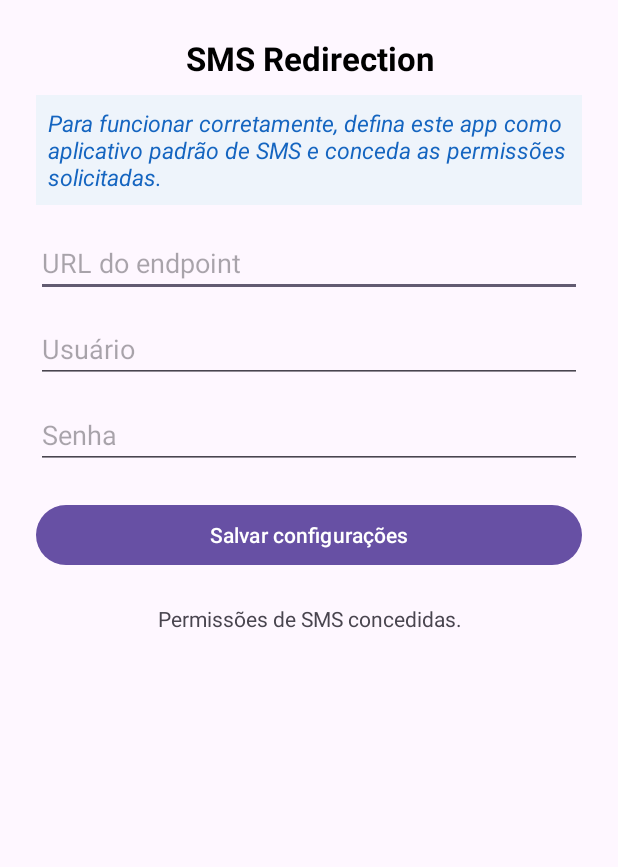
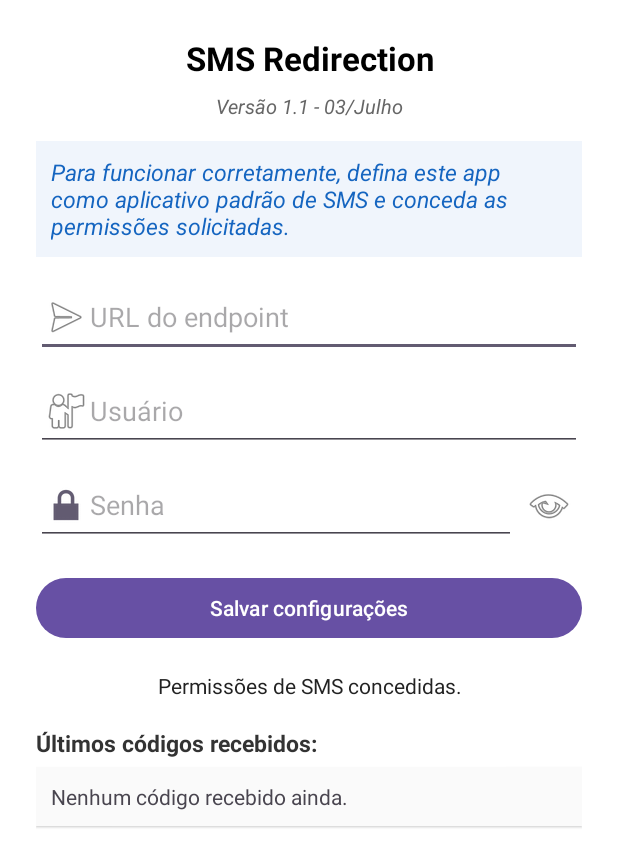
Before and after one commit to yuriishibashi/sms_forwarder, an Android app: the screen it shows after launch (MainActivity), on a phone screen of 412 x 824 dp. Shown: the top 867 px of the screen. Run offline under Robolectric (Android 15) with nearby library versions, the phone set to English and light mode, and no system bars; 6 statements that could not run were skipped.

Commit message:
fix_refine_code

```diff
--- a/app/src/main/java/com/example/smsforwarder/MainActivity.kt
+++ b/app/src/main/java/com/example/smsforwarder/MainActivity.kt
@@ -1,12 +1,15 @@
 package com.example.smsforwarder
 
 import android.Manifest
+import android.annotation.SuppressLint
 import android.app.role.RoleManager
 import android.content.Context
 import android.content.Intent
 import android.content.pm.PackageManager
 import android.os.Build
 import android.os.Bundle
+import android.os.Handler
+import android.os.Looper
 import android.provider.Telephony
 import android.widget.*
 import androidx.activity.result.contract.ActivityResultContracts
@@ -24,12 +27,19 @@ class MainActivity : AppCompatActivity() {
     private lateinit var tvSmsInfo: TextView
     private lateinit var prefs: PreferencesHelper
 
+    private val handler = Handler(Looper.getMainLooper())
+    private val historyRunnable = object : Runnable {
+        override fun run() {
+            showHistory()
+            handler.postDelayed(this, 1000)
+        }
+    }
+
     override fun onCreate(savedInstanceState: Bundle?) {
         super.onCreate(savedInstanceState)
         setContentView(R.layout.activity_main)
 
         prefs = PreferencesHelper(this)
-
         etEndpointUrl = findViewById(R.id.etEndpointUrl)
         etLogin = findViewById(R.id.etLogin)
         etPassword = findViewById(R.id.etPassword)
@@ -48,37 +58,70 @@ class MainActivity : AppCompatActivity() {
             tvStatus.text = "Configurações salvas com sucesso!"
         }
 
-        // Solicita permissões BÁSICAS de SMS
+        val etPassword = findViewById<EditText>(R.id.etPassword)
+        val btnShowPassword = findViewById<ImageButton>(R.id.btnShowPassword)
+        var isPasswordVisible = false
+        btnShowPassword.setOnClickListener {
+            isPasswordVisible = !isPasswordVisible
+            if (isPasswordVisible) {
+                etPassword.inputType = android.text.InputType.TYPE_CLASS_TEXT or android.text.InputType.TYPE_TEXT_VARIATION_VISIBLE_PASSWORD
+                btnShowPassword.setImageResource(android.R.drawable.ic_menu_close_clear_cancel)
+            } else {
+                etPassword.inputType = android.text.InputType.TYPE_CLASS_TEXT or android.text.InputType.TYPE_TEXT_VARIATION_PASSWORD
+                btnShowPassword.setImageResource(android.R.drawable.ic_menu_view)
+            }
+            etPassword.setSelection(etPassword.text.length) // mantém cursor ao final
+        }
+
+
         checkAndRequestSmsPermissions()
-        // Solicita permissão de NOTIFICAÇÃO
         checkAndRequestNotificationPermission()
-        // Solicita para ser o app padrão de SMS
         requestDefaultSmsApp()
-        updateSmsInfoMessage() // <--- Importante!
+        updateSmsInfoMessage()
     }
 
     override fun onResume() {
         super.onResume()
         updateSmsInfoMessage()
+        handler.post(historyRunnable)
+    }
+
+    override fun onPause() {
+        super.onPause()
+        handler.removeCallbacks(historyRunnable)
+    }
+
+    private fun showHistory() {
+        val historyBox = findViewById<LinearLayout>(R.id.historyBox)
+        historyBox.removeAllViews()
+        val historyList = prefs.getSmsHistory()
+        if (historyList.isEmpty()) {
+            historyBox.addView(TextView(this).apply { text = "Nenhum código recebido ainda." })
+        } else {
+            for (item in historyList) {
+                historyBox.addView(TextView(this).apply {
+                    text = item
+                    textSize = 16f
+                    setPadding(6, 4, 6, 4)
+                    setTextColor(android.graphics.Color.parseColor("#37474F"))
+                })
+            }
+        }
     }
 
     // Exibe o alerta fixo para o usuário
     private fun updateSmsInfoMessage() {
-        if (isDefaultSmsApp() && hasAllSmsPermissions()) {
-            tvSmsInfo.text = "Este app está pronto para capturar automaticamente qualquer SMS recebido e encaminhá-lo ao endpoint configurado."
+        tvSmsInfo.text = if (isDefaultSmsApp() && hasAllSmsPermissions()) {
+            "Este app está pronto para capturar automaticamente qualquer SMS recebido e encaminhá-lo ao endpoint configurado."
         } else {
-            tvSmsInfo.text = "Para funcionar corretamente, defina este app como aplicativo padrão de SMS e conceda as permissões solicitadas."
+            "Para funcionar corretamente, defina este app como aplicativo padrão de SMS e conceda as permissões solicitadas."
         }
     }
 
-    private fun isDefaultSmsApp(): Boolean {
-        return if (Build.VERSION.SDK_INT >= Build.VERSION_CODES.KITKAT) {
-            val defaultSmsPackage = Telephony.Sms.getDefaultSmsPackage(this)
-            packageName == defaultSmsPackage
-        } else {
-            true // Em Android <4.4 não existe app padrão de SMS
-        }
-    }
+    private fun isDefaultSmsApp(): Boolean =
+        if (Build.VERSION.SDK_INT >= Build.VERSION_CODES.KITKAT) {
+            Telephony.Sms.getDefaultSmsPackage(this) == packageName
+        } else true
 
     private fun hasAllSmsPermissions(): Boolean {
         val permissions = arrayOf(
@@ -86,12 +129,9 @@ class MainActivity : AppCompatActivity() {
             Manifest.permission.READ_SMS,
             Manifest.permission.SEND_SMS
         )
-        return permissions.all {
-            ContextCompat.checkSelfPermission(this, it) == PackageManager.PERMISSION_GRANTED
-        }
+        return permissions.all { ContextCompat.checkSelfPermission(this, it) == PackageManager.PERMISSION_GRANTED }
     }
 
-    // Permissões SMS:
     private fun checkAndRequestSmsPermissions() {
         val permissions = arrayOf(
             Manifest.permission.RECEIVE_SMS,
@@ -110,42 +150,26 @@ class MainActivity : AppCompatActivity() {
 
     private val requestPermissionsLauncher =
         registerForActivityResult(ActivityResultContracts.RequestMultiplePermissions()) { result ->
-            val granted = result.all { it.value }
-            if (granted) {
-                tvStatus.text = "Permissões de SMS concedidas."
+            tvStatus.text = if (result.all { it.value }) {
+                "Permissões de SMS concedidas."
             } else {
-                tvStatus.text = "Permissões de SMS negadas."
+                "Permissões de SMS negadas."
             }
         }
 
-    // Permissão de notificação:
     private fun checkAndRequestNotificationPermission() {
-        if (Build.VERSION.SDK_INT >= Build.VERSION_CODES.TIRAMISU) {
-            if (ContextCompat.checkSelfPermission(
-                    this,
-                    Manifest.permission.POST_NOTIFICATIONS
-                ) != PackageManager.PERMISSION_GRANTED
+        if (Build.VERSION.SDK_INT >= Build.VERSION_CODES.TIRAMISU &&
+            ContextCompat.checkSelfPermission(this, Manifest.permission.POST_NOTIFICATIONS) != PackageManager.PERMISSION_GRANTED
         ) {
             requestPermissions(arrayOf(Manifest.permission.POST_NOTIFICATIONS), 230)
         }
     }
-    }
 
-    // Solicita ser app padrão de SMS:
     private fun requestDefaultSmsApp() {
-        if (Build.VERSION.SDK_INT >= Build.VERSION_CODES.Q) {
         val roleManager = getSystemService(Context.ROLE_SERVICE) as RoleManager
         if (!roleManager.isRoleHeld(RoleManager.ROLE_SMS)) {
             val intent = roleManager.createRequestRoleIntent(RoleManager.ROLE_SMS)
             startActivityForResult(intent, 1001)
         }
-        } else {
-            val defaultSmsPackage = Telephony.Sms.getDefaultSmsPackage(this)
-            if (defaultSmsPackage != packageName) {
-                val intent = Intent(Telephony.Sms.Intents.ACTION_CHANGE_DEFAULT)
-                intent.putExtra(Telephony.Sms.Intents.EXTRA_PACKAGE_NAME, packageName)
-                startActivity(intent)
     }
 }
-    }
-}
--- a/app/src/main/res/layout/activity_main.xml
+++ b/app/src/main/res/layout/activity_main.xml
@@ -1,12 +1,18 @@
 <?xml version="1.0" encoding="utf-8"?>
-<LinearLayout
+<ScrollView
     xmlns:android="http://schemas.android.com/apk/res/android"
     android:layout_width="match_parent"
     android:layout_height="match_parent"
+    android:background="@android:color/white">
+
+    <LinearLayout
+        android:layout_width="match_parent"
+        android:layout_height="wrap_content"
         android:orientation="vertical"
         android:padding="24dp"
         android:gravity="center_horizontal">
 
+        <!-- Título -->
         <TextView
             android:id="@+id/tvTitle"
             android:layout_width="match_parent"
@@ -15,9 +21,22 @@
             android:textAlignment="center"
             android:textStyle="bold"
             android:textSize="22sp"
-        android:paddingBottom="10dp"
+            android:paddingBottom="8dp"
             android:textColor="@android:color/black"/>
 
+        <!-- Versão e data -->
+        <TextView
+            android:id="@+id/tvVersion"
+            android:layout_width="match_parent"
+            android:layout_height="wrap_content"
+            android:text="Versão 1.1 - 03/Julho"
+            android:textAlignment="center"
+            android:textSize="13sp"
+            android:textStyle="italic"
+            android:textColor="#666666"
+            android:paddingBottom="12dp"/>
+
+        <!-- Informativo -->
         <TextView
             android:id="@+id/tvSmsInfo"
             android:layout_width="match_parent"
@@ -25,17 +44,21 @@
             android:text="O app captura todo SMS recebido (apenas se definido como aplicativo SMS padrão) e envia automaticamente ao endpoint informado."
             android:textColor="#1565C0"
             android:textSize="15sp"
-        android:padding="8dp"
+            android:padding="10dp"
             android:textStyle="italic"
-        android:background="#EEF4FB"/>
+            android:background="#f0f5fc"
+            android:layout_marginBottom="10dp"
+            android:layout_marginTop="2dp"/>
 
+        <!-- Campos de configuração -->
         <EditText
             android:id="@+id/etEndpointUrl"
             android:layout_width="match_parent"
             android:layout_height="wrap_content"
             android:hint="URL do endpoint"
             android:inputType="textUri"
-        android:layout_marginTop="16dp"/>
+            android:layout_marginTop="4dp"
+            android:drawableStart="@android:drawable/ic_menu_send" />
 
         <EditText
             android:id="@+id/etLogin"
@@ -43,28 +66,75 @@
             android:layout_height="wrap_content"
             android:hint="Usuário"
             android:inputType="textEmailAddress"
-        android:layout_marginTop="12dp"/>
+            android:layout_marginTop="10dp"
+            android:drawableStart="@android:drawable/ic_menu_myplaces" />
+
+        <LinearLayout
+            android:layout_width="match_parent"
+            android:layout_height="wrap_content"
+            android:orientation="horizontal"
+            android:layout_marginTop="10dp"
+            android:gravity="center_vertical">
 
             <EditText
                 android:id="@+id/etPassword"
-        android:layout_width="match_parent"
+                android:layout_width="0dp"
+                android:layout_weight="1"
                 android:layout_height="wrap_content"
                 android:hint="Senha"
-        android:inputType="text"
-        android:layout_marginTop="12dp"/>
+                android:inputType="textPassword"
+                android:drawableStart="@android:drawable/ic_lock_lock"
+                android:importantForAccessibility="yes"/>
 
+            <ImageButton
+                android:id="@+id/btnShowPassword"
+                android:layout_width="44dp"
+                android:layout_height="wrap_content"
+                android:src="@android:drawable/ic_menu_view"
+                android:background="?android:attr/selectableItemBackgroundBorderless"
+                android:contentDescription="Exibir/ocultar senha"
+                android:focusable="false"
+                android:padding="7dp" />
+        </LinearLayout>
+
+        <!-- Botão salvar -->
         <Button
             android:id="@+id/btnSave"
             android:layout_width="match_parent"
             android:layout_height="wrap_content"
             android:text="Salvar configurações"
-        android:layout_marginTop="20dp"/>
+            android:layout_marginTop="18dp"/>
 
         <TextView
             android:id="@+id/tvStatus"
             android:layout_width="match_parent"
             android:layout_height="wrap_content"
             android:text="Status: aguardando ação"
-        android:paddingTop="22dp"
-        android:textAlignment="center"/>
+            android:textColor="#222"
+            android:textAlignment="center"
+            android:paddingTop="18dp"/>
+
+        <!-- Histórico -->
+        <TextView
+            android:id="@+id/tvHistoryLabel"
+            android:layout_width="match_parent"
+            android:layout_height="wrap_content"
+            android:text="Últimos códigos recebidos:"
+            android:textSize="15sp"
+            android:textStyle="bold"
+            android:paddingTop="18dp"
+            android:paddingBottom="2dp"
+            android:textColor="#333333"/>
+
+        <LinearLayout
+            android:id="@+id/historyBox"
+            android:orientation="vertical"
+            android:layout_width="match_parent"
+            android:layout_height="wrap_content"
+            android:background="#FAFAFA"
+            android:padding="10dp"
+            android:layout_marginBottom="16dp"
+            android:layout_marginTop="3dp"
+            android:elevation="1dp"/>
     </LinearLayout>
+</ScrollView>
```
Also changed, not shown: app/src/main/AndroidManifest.xml (+30 -29 lines), app/src/main/java/network/SmsSender.kt (+23 -12 lines), app/src/main/java/receiver/SmsBroadcastReceiver.kt (+42 -31 lines), app/src/main/java/util/PreferencesHelper.kt (+28 -6 lines). Lines whose indentation alone changed are shown as unchanged.
